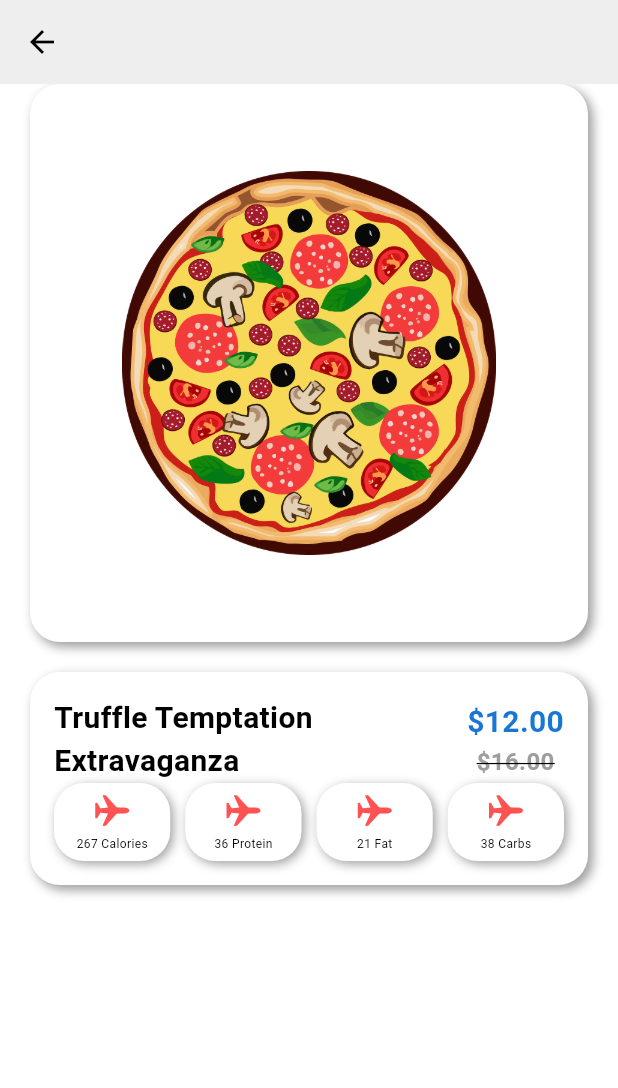
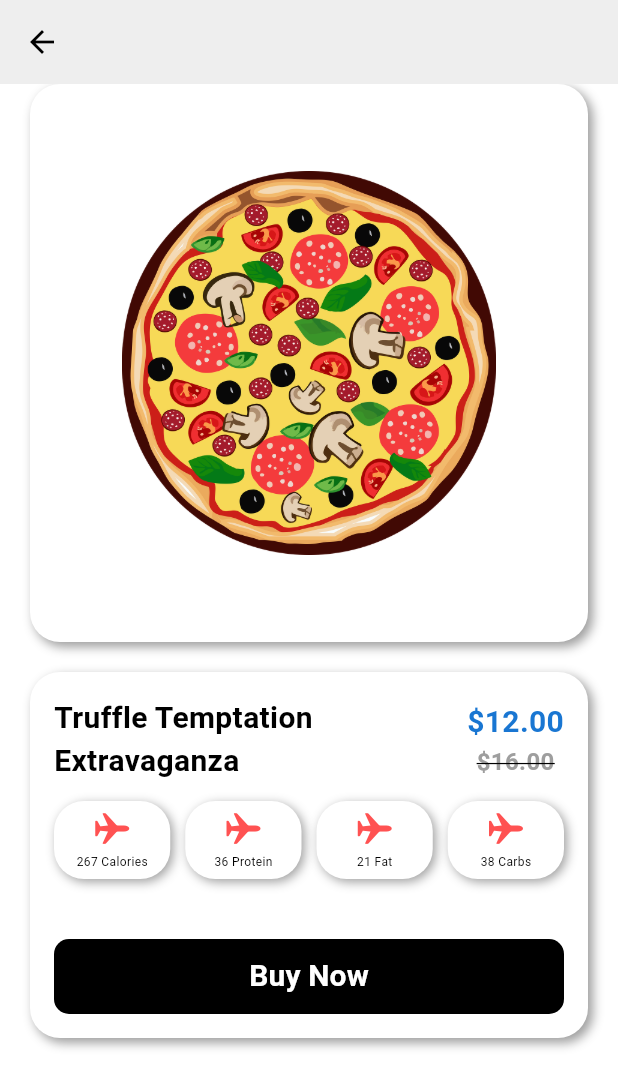
Before and after one commit to 215ly/pizza_app, a Flutter app: the DetailsScreen screen opened directly, on a phone screen of 412 x 824 dp. Shown: the top 1088 px of the screen. Run offline on Flutter 3.47's test engine with Material 3 defaults, Android fonts, the phone set to English and light mode, and no system bars; our stand-ins replace font_awesome_flutter.

Commit message:
details_screen Page Update!

```diff
--- a/lib/details_screen.dart
+++ b/lib/details_screen.dart
@@ -1,6 +1,7 @@
 import 'package:flutter/cupertino.dart';
 import 'package:flutter/material.dart';
 import 'package:flutter/widgets.dart';
+import 'package:font_awesome_flutter/font_awesome_flutter.dart';
 import 'package:pizza_app/macro.dart';
 
 class DetailsScreen extends StatelessWidget {
@@ -71,11 +72,15 @@ class DetailsScreen extends StatelessWidget {
                         ),
                       ],
                     ),
+                    const SizedBox(
+                      height: 12,
+                    ),
                     const Row(
                       children: [
                         MyMacroWidget(
                           title: 'Calories',
                           value: 267,
+                          icons: FontAwesomeIcons.fire,
                         ),
                         SizedBox(
                           width: 10,
@@ -83,6 +88,7 @@ class DetailsScreen extends StatelessWidget {
                         MyMacroWidget(
                           title: 'Protein',
                           value: 36,
+                          icons: FontAwesomeIcons.dumbbell,
                         ),
                         SizedBox(
                           width: 10,
@@ -90,6 +96,7 @@ class DetailsScreen extends StatelessWidget {
                         MyMacroWidget(
                           title: 'Fat',
                           value: 21,
+                          icons: FontAwesomeIcons.oilWell,
                         ),
                         SizedBox(
                           width: 10,
@@ -97,8 +104,32 @@ class DetailsScreen extends StatelessWidget {
                         MyMacroWidget(
                           title: 'Carbs',
                           value: 38,
+                          icons: FontAwesomeIcons.breadSlice,
                         ),
                       ],
+                    ),
+                    const SizedBox(
+                      height: 40,
+                    ),
+                    SizedBox(
+                      width: MediaQuery.of(context).size.width,
+                      height: 50,
+                      child: TextButton(
+                        onPressed: () {},
+                        style: TextButton.styleFrom(
+                            elevation: 3.0,
+                            backgroundColor: Colors.black,
+                            foregroundColor: Colors.white,
+                            shape: RoundedRectangleBorder(
+                                borderRadius: BorderRadius.circular(10))),
+                        child: const Text(
+                          'Buy Now',
+                          style: TextStyle(
+                              color: Colors.white,
+                              fontSize: 20,
+                              fontWeight: FontWeight.w600),
+                        ),
+                      ),
                     )
                   ],
                 ),
```
